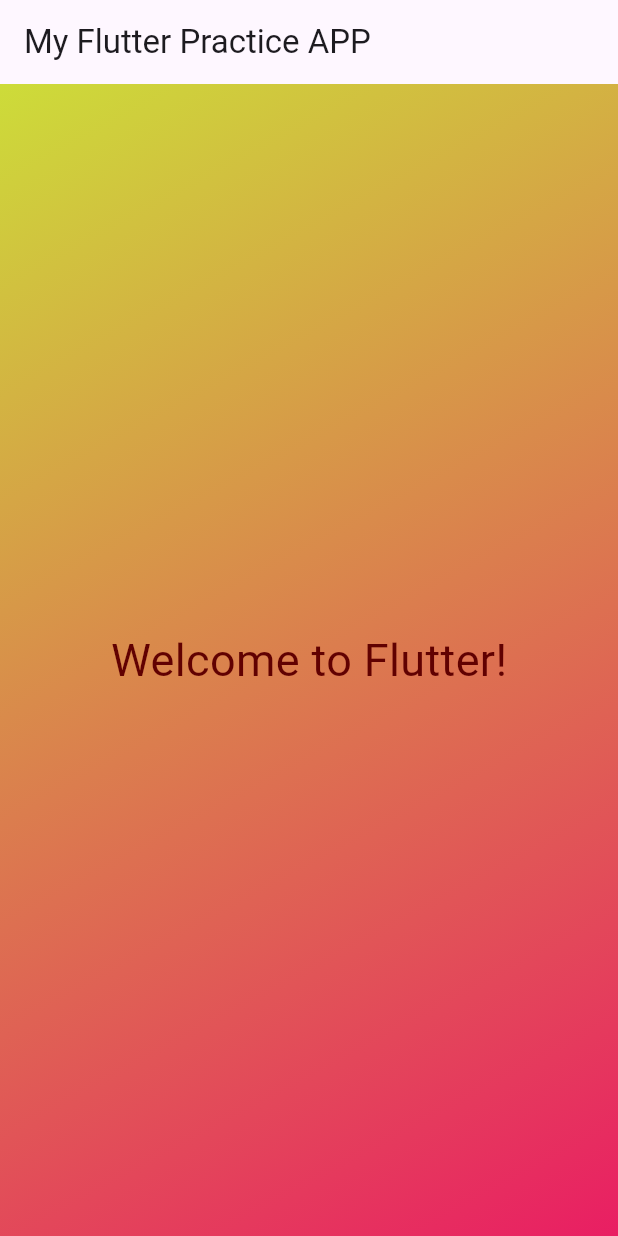
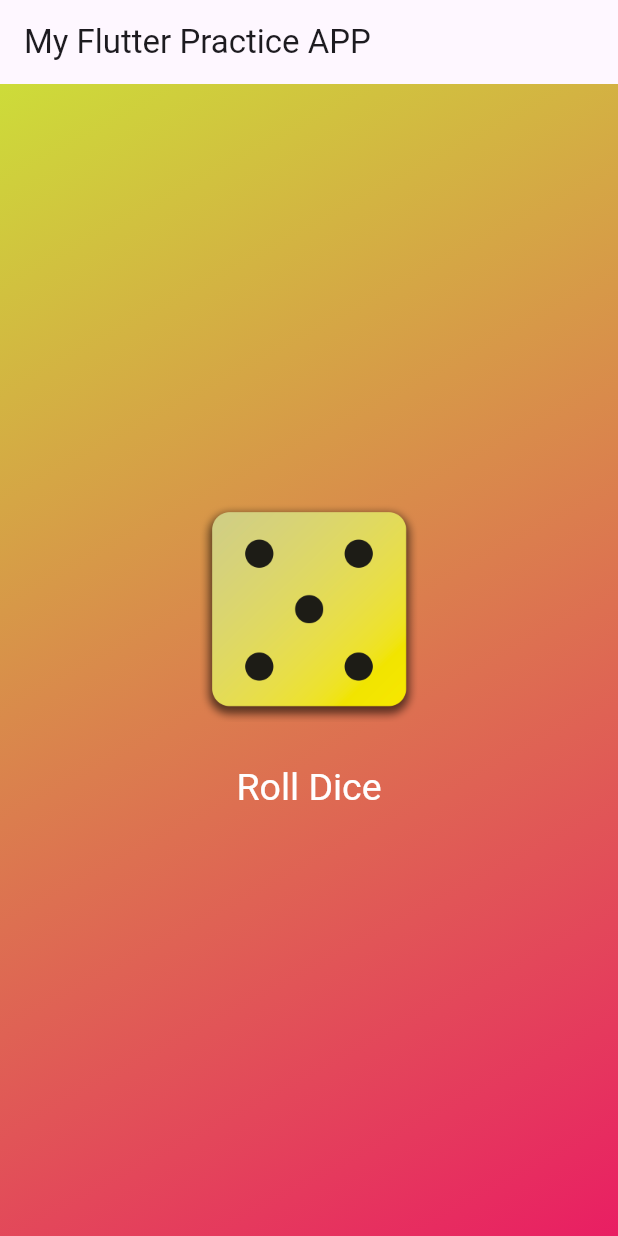
Before and after one commit to shossain786/sbh786, a Flutter app: the screen it shows after launch, on a phone screen of 412 x 824 dp. Run offline on Flutter 3.47's test engine with Material 3 defaults, Android fonts, the phone set to English and light mode, and no system bars.

Commit message:
script updated

```diff
--- /dev/null
+++ b/lib/dice_roller.dart
@@ -0,0 +1,59 @@
+import 'dart:math';
+
+import 'package:flutter/material.dart';
+
+class DiceRoller extends StatefulWidget {
+  const DiceRoller({super.key});
+
+  @override
+  State<DiceRoller> createState() {
+    return _DiceRollerState();
+  }
+}
+
+class _DiceRollerState extends State<DiceRoller> {
+  //var activeDiceImage = 'assets/images/dice-5.png';
+  int diceNum = Random().nextInt(6) + 1;
+  void rollDice() {
+// ignore: avoid_print
+    print('Changing the dice!');
+    diceNum = Random().nextInt(6) + 1;
+    setState(() {
+      // this need to use for changing the field in application run time.
+      // This function re execute the build function
+      //activeDiceImage = 'assets/images/dice-$diceNum.png';
+      diceNum = Random().nextInt(6) + 1;
+    });
+  }
+
+  @override
+  Widget build(BuildContext context) {
+    return Column(
+      // by default column take entire screen
+      mainAxisSize: MainAxisSize.min, //it specifies to how much space taking
+      children: [
+        Image.asset(
+          'assets/images/dice-$diceNum.png',
+          width: 150,
+        ),
+        const SizedBox(
+          // to add some space between dice and the button
+          height: 20,
+          width: 300,
+        ),
+        TextButton(
+          onPressed: rollDice,
+          style: TextButton.styleFrom(
+            // padding: const EdgeInsets.only(
+            //   //to add some space between border and the text at top
+            //   top: 20,
+            // ),
+            foregroundColor: Colors.white,
+            textStyle: const TextStyle(fontSize: 25),
+          ),
+          child: const Text('Roll Dice'),
+        ),
+      ],
+    );
+  }
+}
--- a/lib/home_page.dart
+++ b/lib/home_page.dart
@@ -10,7 +10,7 @@
       appBar: AppBar(
         title: const Text('My Flutter Practice APP'),
       ),
-      body: const GradientContainer(),
+      body: GradientContainer(),
     );
   }
 }
--- a/lib/library.dart
+++ b/lib/library.dart
@@ -1,7 +1,8 @@
 import 'package:flutter/material.dart';
+import 'package:sbh786/dice_roller.dart';
 
 class GradientContainer extends StatelessWidget {
-  const GradientContainer({super.key});
+  GradientContainer({super.key});
 
   @override
   Widget build(BuildContext context) {
@@ -14,7 +15,7 @@
         ),
       ),
       child: const Center(
-        child: StyledText('Welcome to Flutter!'),
+        child: DiceRoller(),
       ),
     );
   }
```
Also changed, not shown: pubspec.yaml (+7 -3 lines), assets/images/dice-1.png (added), assets/images/dice-2.png (added), assets/images/dice-3.png (added), assets/images/dice-4.png (added), assets/images/dice-5.png (added), assets/images/dice-6.png (added), 1 other file.
